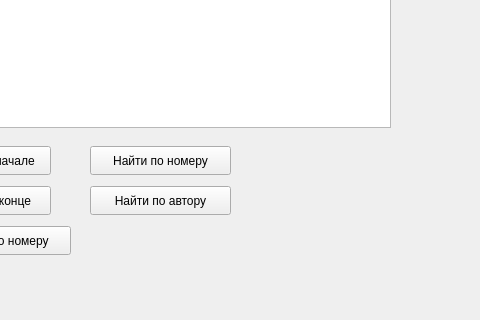
The window that mainwindow.ui (SvetlanaMinich/2.2lab-task2) describes before a commit, drawn with Qt 5; both pictures show x 320 to 800 and y 154 to 474 of the 800 by 600 pixel window.
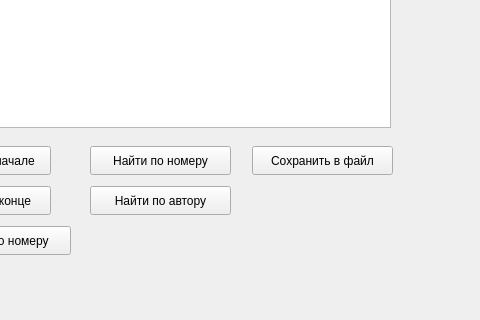
The same window after the commit.

What changed in the file:
```diff
--- a/mainwindow.ui
+++ b/mainwindow.ui
@@ -154,6 +154,19 @@
      <string>Узнать, есть ли книга в наличии</string>
     </property>
    </widget>
+   <widget class="QPushButton" name="pushButton">
+    <property name="geometry">
+     <rect>
+      <x>572</x>
+      <y>300</y>
+      <width>141</width>
+      <height>29</height>
+     </rect>
+    </property>
+    <property name="text">
+     <string>Сохранить в файл</string>
+    </property>
+   </widget>
   </widget>
   <widget class="QMenuBar" name="menubar">
    <property name="geometry">
```
